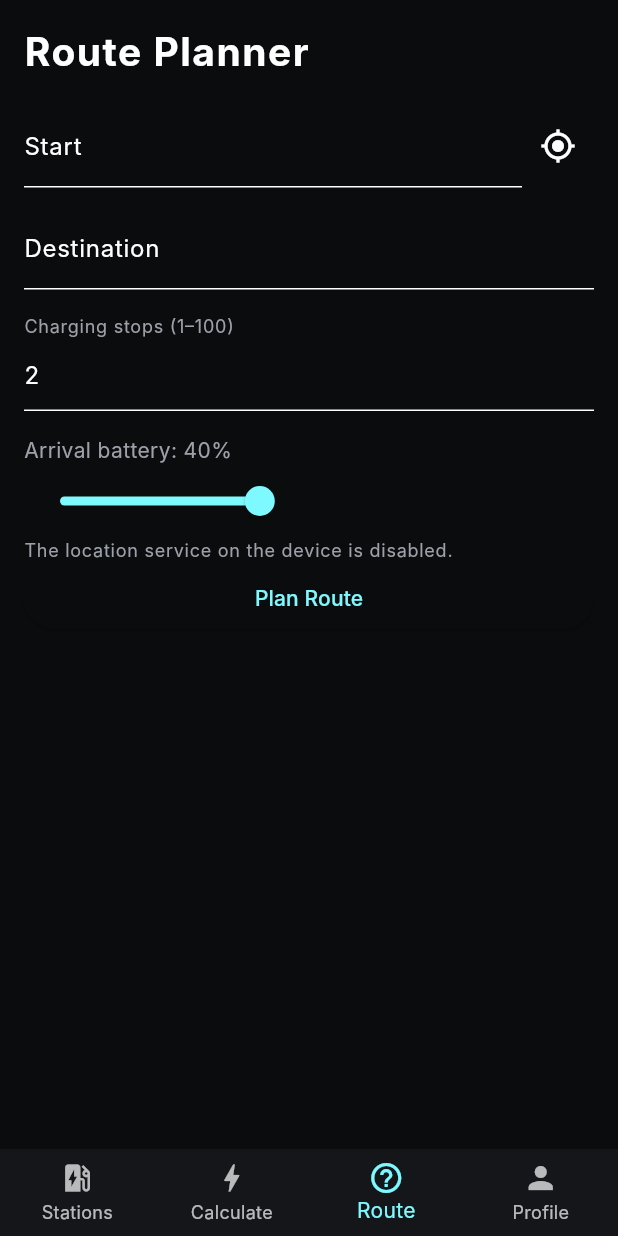
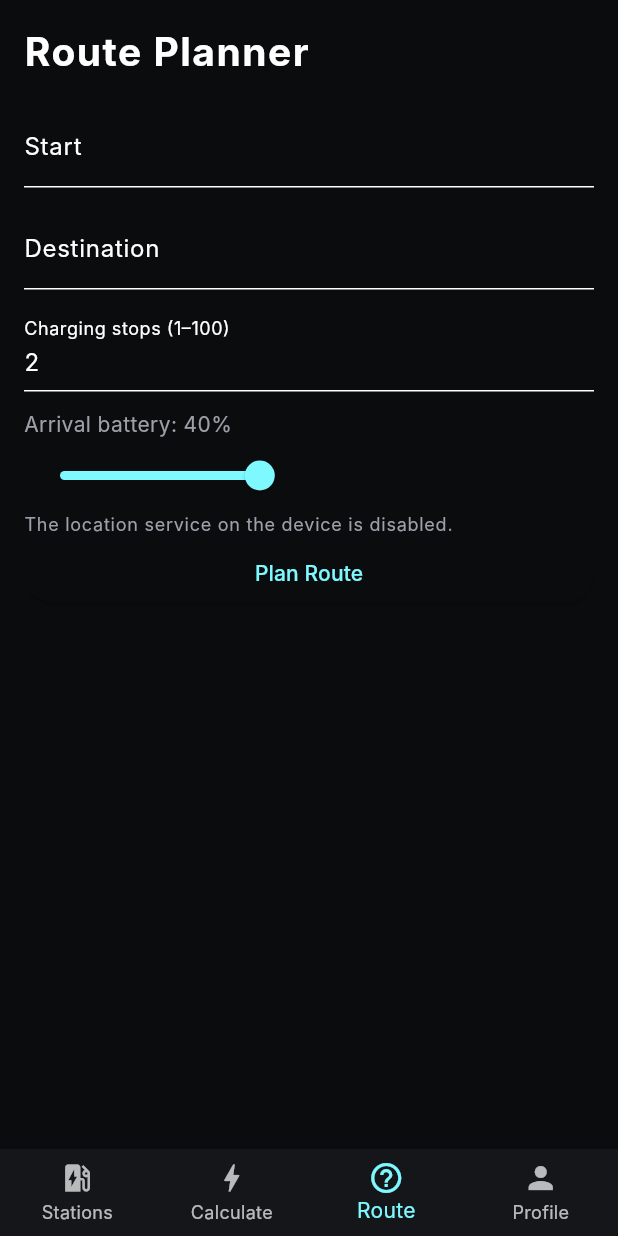
Before and after one commit to CanTurhan/Charge-R, a Flutter app: the screen it shows after launch, item 3 of the bottom bar chosen, after a tap on "Plan Route", on a phone screen of 412 x 824 dp. Run offline on Flutter 3.47's test engine with Material 3 defaults, Android fonts, the phone set to English and light mode, and no system bars; our stand-ins replace firebase_core, flutter_map, geolocator, latlong2, shared_preferences; accounts and stored records are empty; Roboto replaces fonts that are missing (Inter).

```diff
--- a/lib/pages/route_planner_view.dart
+++ b/lib/pages/route_planner_view.dart
@@ -1,15 +1,15 @@
 import 'dart:async';
 
 import 'package:flutter/material.dart';
+import 'package:flutter/services.dart';
 import 'package:geolocator/geolocator.dart';
 import 'package:latlong2/latlong.dart';
 import 'package:url_launcher/url_launcher.dart';
-import 'package:flutter/services.dart';
 
 import '../services/geocoding_service.dart';
 import '../services/route_planner.dart';
+import '../theme/colors.dart';
 import '../theme/text_styles.dart';
-import '../theme/colors.dart';
 
 class RoutePlannerView extends StatefulWidget {
   const RoutePlannerView({super.key});
@@ -21,7 +21,7 @@ class RoutePlannerView extends StatefulWidget {
 class _RoutePlannerViewState extends State<RoutePlannerView> {
   final _startController = TextEditingController();
   final _destController = TextEditingController();
-  final _stopsController = TextEditingController(text: "2");
+  final _stopsController = TextEditingController(text: '2');
 
   Timer? _startDebounce;
   Timer? _destDebounce;
@@ -29,7 +29,7 @@ class _RoutePlannerViewState extends State<RoutePlannerView> {
   bool _loading = false;
   String? _error;
 
-  bool _startUseCurrent = true;
+  bool _useCurrentStart = true;
 
   int _stops = 2;
   double _arrivalPercent = 40;
@@ -42,12 +42,13 @@ class _RoutePlannerViewState extends State<RoutePlannerView> {
 
   RoutePlanResult? _plan;
 
-  double _vehicleRangeKm = 420;
+  // geçici — profile’dan çekilecek
+  final double _vehicleRangeKm = 420;
 
   @override
   void initState() {
     super.initState();
-    _bootstrapCurrentLocation();
+    _initCurrentLocation();
   }
 
   @override
@@ -60,26 +61,26 @@ class _RoutePlannerViewState extends State<RoutePlannerView> {
     super.dispose();
   }
 
-  // ---------- LOCATION ----------
-  Future<void> _bootstrapCurrentLocation() async {
+  // ---------------- LOCATION ----------------
+
+  Future<void> _initCurrentLocation() async {
     try {
       final pos = await _getCurrentPosition();
-      final latLng = LatLng(pos.latitude, pos.longitude);
-      _startLatLng = latLng;
+      _startLatLng = LatLng(pos.latitude, pos.longitude);
 
-      final name = await GeocodingService.reverseGeocode(latLng);
+      final name = await GeocodingService.reverseGeocode(_startLatLng!);
       if (!mounted) return;
 
       setState(() {
-        _startUseCurrent = true;
-        _startController.text = name ?? "Current location";
+        _useCurrentStart = true;
+        _startController.text = name ?? 'Current location';
       });
     } catch (_) {}
   }
 
   Future<Position> _getCurrentPosition() async {
     if (!await Geolocator.isLocationServiceEnabled()) {
-      throw Exception("Location services are disabled");
+      throw Exception('Location services disabled');
     }
 
     var permission = await Geolocator.checkPermission();
@@ -87,7 +88,7 @@ class _RoutePlannerViewState extends State<RoutePlannerView> {
       permission = await Geolocator.requestPermission();
     }
     if (permission == LocationPermission.deniedForever) {
-      throw Exception("Location permission denied");
+      throw Exception('Location permission denied');
     }
 
     return Geolocator.getCurrentPosition(
@@ -95,12 +96,13 @@ class _RoutePlannerViewState extends State<RoutePlannerView> {
     );
   }
 
-  // ---------- AUTOCOMPLETE ----------
+  // ---------------- AUTOCOMPLETE ----------------
+
   void _onStartChanged(String v) {
-    _startUseCurrent = false;
+    _useCurrentStart = false;
     _startDebounce?.cancel();
     _startDebounce = Timer(const Duration(milliseconds: 350), () async {
-      final list = await GeocodingService.searchSuggestions(v, limit: 6);
+      final list = await GeocodingService.searchSuggestions(v);
       if (!mounted) return;
       setState(() => _startSuggestions = list);
     });
@@ -109,51 +111,50 @@ class _RoutePlannerViewState extends State<RoutePlannerView> {
   void _onDestChanged(String v) {
     _destDebounce?.cancel();
     _destDebounce = Timer(const Duration(milliseconds: 350), () async {
-      final list = await GeocodingService.searchSuggestions(v, limit: 6);
+      final list = await GeocodingService.searchSuggestions(v);
       if (!mounted) return;
       setState(() => _destSuggestions = list);
     });
   }
 
-  void _selectStartSuggestion(PlaceSuggestion s) {
-    setState(() {
-      _startLatLng = s.point;
-      _startController.text = s.displayName;
-      _startSuggestions = [];
-      _startUseCurrent = false;
-    });
-    FocusScope.of(context).unfocus();
+  Widget _suggestions(
+    List<PlaceSuggestion> list,
+    void Function(PlaceSuggestion) onSelect,
+  ) {
+    if (list.isEmpty) return const SizedBox.shrink();
+
+    return Container(
+      margin: const EdgeInsets.only(top: 6),
+      decoration: BoxDecoration(
+        color: AppColors.surface,
+        borderRadius: BorderRadius.circular(12),
+        border: Border.all(color: AppColors.border),
+      ),
+      child: ListView.separated(
+        shrinkWrap: true,
+        physics: const NeverScrollableScrollPhysics(),
+        itemCount: list.length,
+        separatorBuilder: (_, __) =>
+            Divider(height: 1, color: AppColors.border),
+        itemBuilder: (_, i) {
+          final s = list[i];
+          return ListTile(
+            dense: true,
+            title: Text(
+              s.displayName,
+              style: AppTextStyles.caption,
+              maxLines: 2,
+              overflow: TextOverflow.ellipsis,
+            ),
+            onTap: () => onSelect(s),
+          );
+        },
+      ),
+    );
   }
 
-  void _selectDestSuggestion(PlaceSuggestion s) {
-    setState(() {
-      _destLatLng = s.point;
-      _destController.text = s.displayName;
-      _destSuggestions = [];
-    });
-    FocusScope.of(context).unfocus();
-  }
+  // ---------------- PLAN ----------------
 
-  Future<void> _useCurrentLocationAsStart() async {
-    try {
-      final pos = await _getCurrentPosition();
-      final latLng = LatLng(pos.latitude, pos.longitude);
-      _startLatLng = latLng;
-
-      final name = await GeocodingService.reverseGeocode(latLng);
-      if (!mounted) return;
-
-      setState(() {
-        _startUseCurrent = true;
-        _startController.text = name ?? "Current location";
-        _startSuggestions = [];
-      });
-    } catch (e) {
-      setState(() => _error = e.toString());
-    }
-  }
-
-  // ---------- PLAN ----------
   Future<void> _planRoute() async {
     setState(() {
       _loading = true;
@@ -162,16 +163,12 @@ class _RoutePlannerViewState extends State<RoutePlannerView> {
     });
 
     try {
-      // Validate stops
-      final stopsText = _stopsController.text.trim();
-      final parsedStops = int.tryParse(stopsText);
-      if (parsedStops == null || parsedStops < 1 || parsedStops > 100) {
-        throw Exception("Charging stops must be between 1 and 100");
+      _stops = int.parse(_stopsController.text);
+      if (_stops < 1 || _stops > 100) {
+        throw Exception('Charging stops must be between 1 and 100');
       }
-      _stops = parsedStops;
 
-      // Start
-      if (_startUseCurrent) {
+      if (_useCurrentStart) {
         final pos = await _getCurrentPosition();
         _startLatLng = LatLng(pos.latitude, pos.longitude);
       } else if (_startLatLng == null) {
@@ -180,16 +177,15 @@ class _RoutePlannerViewState extends State<RoutePlannerView> {
         );
       }
 
-      if (_startLatLng == null) throw Exception("Start location not found");
+      if (_startLatLng == null) throw Exception('Start not found');
 
-      // Destination
       if (_destLatLng == null) {
         _destLatLng = await GeocodingService.addressToLatLng(
           _destController.text,
         );
       }
 
-      if (_destLatLng == null) throw Exception("Destination not found");
+      if (_destLatLng == null) throw Exception('Destination not found');
 
       final result = await RoutePlannerService.plan(
         start: _startLatLng!,
@@ -200,25 +196,23 @@ class _RoutePlannerViewState extends State<RoutePlannerView> {
       );
 
       setState(() => _plan = result);
-      if (!result.ok) {
-        setState(() => _error = result.message);
-      }
+      if (!result.ok) _error = result.message;
     } catch (e) {
-      setState(() => _error = e.toString().replaceAll('Exception: ', ''));
+      _error = e.toString().replaceAll('Exception: ', '');
     } finally {
       setState(() => _loading = false);
     }
   }
 
-  // ---------- OPEN MAPS ----------
+  // ---------------- MAPS ----------------
+
   Future<void> _openInMaps() async {
-    final plan = _plan;
-    if (plan == null || !plan.ok) return;
+    if (_plan == null || !_plan!.ok) return;
 
     final origin = '${_startLatLng!.latitude},${_startLatLng!.longitude}';
     final dest = '${_destLatLng!.latitude},${_destLatLng!.longitude}';
 
-    final waypoints = plan.stops
+    final waypoints = _plan!.stops
         .map((s) => '${s.station.point.latitude},${s.station.point.longitude}')
         .join('|');
 
@@ -234,59 +228,60 @@ class _RoutePlannerViewState extends State<RoutePlannerView> {
     await launchUrl(uri, mode: LaunchMode.externalApplication);
   }
 
-  // ---------- UI ----------
+  // ---------------- UI ----------------
+
   @override
   Widget build(BuildContext context) {
-    final plan = _plan;
-
     return SafeArea(
       child: ListView(
         padding: const EdgeInsets.all(16),
         children: [
-          Text("Route Planner", style: AppTextStyles.headline),
+          Text('Route Planner', style: AppTextStyles.headline),
+
           const SizedBox(height: 16),
 
-          // START
-          Row(
-            children: [
-              Expanded(
-                child: TextField(
-                  controller: _startController,
-                  decoration: const InputDecoration(labelText: "Start"),
-                  onChanged: _onStartChanged,
-                  onTap: () => _startUseCurrent = false,
-                ),
-              ),
-              IconButton(
-                icon: const Icon(Icons.my_location),
-                onPressed: _useCurrentLocationAsStart,
-              ),
-            ],
+          TextField(
+            controller: _startController,
+            decoration: const InputDecoration(labelText: 'Start'),
+            onChanged: _onStartChanged,
+            onTap: () => _useCurrentStart = false,
+          ),
+          _suggestions(_startSuggestions, (s) {
+            _startLatLng = s.point;
+            _startController.text = s.displayName;
+            _startSuggestions = [];
+            _useCurrentStart = false;
+            setState(() {});
+          }),
+
+          const SizedBox(height: 12),
+
+          TextField(
+            controller: _destController,
+            decoration: const InputDecoration(labelText: 'Destination'),
+            onChanged: _onDestChanged,
+          ),
+          _suggestions(_destSuggestions, (s) {
+            _destLatLng = s.point;
+            _destController.text = s.displayName;
+            _destSuggestions = [];
+            setState(() {});
+          }),
+
+          const SizedBox(height: 12),
+
+          TextField(
+            controller: _stopsController,
+            decoration: const InputDecoration(
+              labelText: 'Charging stops (1–100)',
+            ),
+            keyboardType: TextInputType.number,
+            inputFormatters: [FilteringTextInputFormatter.digitsOnly],
           ),
 
           const SizedBox(height: 12),
 
-          // DEST
-          TextField(
-            controller: _destController,
-            decoration: const InputDecoration(labelText: "Destination"),
-            onChanged: _onDestChanged,
-          ),
-
-          const SizedBox(height: 16),
-
-          // STOPS
-          Text("Charging stops (1–100)", style: AppTextStyles.caption),
-          TextField(
-            controller: _stopsController,
-            keyboardType: TextInputType.number,
-            inputFormatters: [FilteringTextInputFormatter.digitsOnly],
-          ),
-
-          const SizedBox(height: 16),
-
-          // ARRIVAL %
-          Text("Arrival battery: ${_arrivalPercent.round()}%"),
+          Text('Arrival battery: ${_arrivalPercent.round()}%'),
           Slider(
             value: _arrivalPercent,
             min: 0,
@@ -301,22 +296,21 @@ class _RoutePlannerViewState extends State<RoutePlannerView> {
             onPressed: _loading ? null : _planRoute,
             child: _loading
                 ? const CircularProgressIndicator()
-                : const Text("Plan Route"),
+                : const Text('Plan Route'),
           ),
 
-          if (plan != null && plan.ok) ...[
+          if (_plan != null && _plan!.ok) ...[
             const SizedBox(height: 16),
-            Text("Stops", style: AppTextStyles.title),
-            ...plan.stops.map(
+            Text('Stops', style: AppTextStyles.title),
+            ..._plan!.stops.map(
               (s) => Text(
-                "• ${s.station.title} — %${s.departPercent}",
+                '• ${s.station.title} — %${s.departPercent}',
                 style: AppTextStyles.caption,
               ),
             ),
-            const SizedBox(height: 12),
             ElevatedButton(
               onPressed: _openInMaps,
-              child: const Text("Open in Maps"),
+              child: const Text('Open in Maps'),
             ),
           ],
         ],
```
Also changed, not shown: lib/services/geocoding_service.dart (+13 -9 lines).
